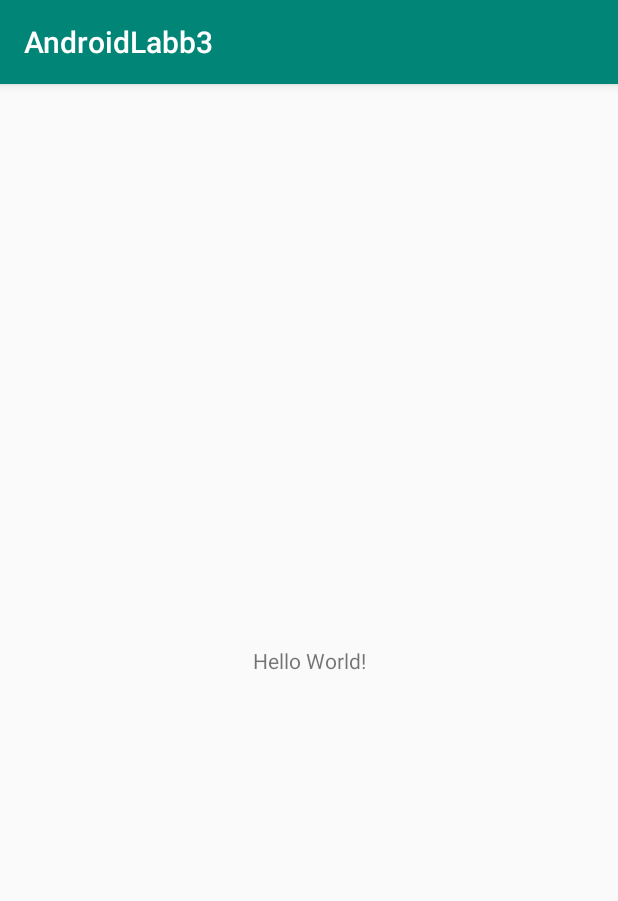
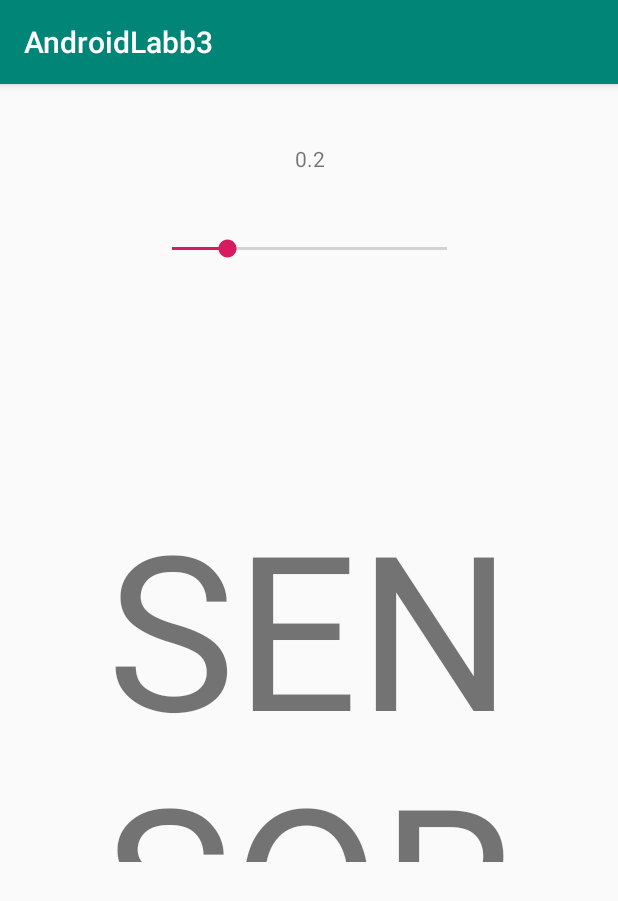
Before and after one commit to elindfo/AccelerometerAndroid, an Android app: the screen it shows after launch (MainActivity), on a phone screen of 412 x 824 dp. Shown: the top 901 px of the screen. Run offline under Robolectric (Android 15) with nearby library versions, the phone set to English and light mode, and no system bars.

```diff
--- a/app/build.gradle
+++ b/app/build.gradle
@@ -16,10 +16,14 @@ android {
             proguardFiles getDefaultProguardFile('proguard-android.txt'), 'proguard-rules.pro'
         }
     }
+    compileOptions {
+        sourceCompatibility JavaVersion.VERSION_1_8
+        targetCompatibility JavaVersion.VERSION_1_8
+    }
 }
 
 dependencies {
-    implementation fileTree(dir: 'libs', include: ['*.jar'])
+    implementation fileTree(include: ['*.jar'], dir: 'libs')
     implementation 'com.android.support:appcompat-v7:28.0.0'
     implementation 'com.android.support.constraint:constraint-layout:1.1.3'
     testImplementation 'junit:junit:4.12'
--- /dev/null
+++ b/app/src/main/java/com/example/erik/androidlabb3/AccelerometerListener.java
@@ -0,0 +1,28 @@
+package com.example.erik.androidlabb3;
+
+import android.hardware.Sensor;
+import android.hardware.SensorEvent;
+import android.hardware.SensorEventListener;
+
+public class AccelerometerListener implements SensorEventListener {
+
+    private Callback callbackActivity;
+
+    public AccelerometerListener(Callback<Double[]> callback) {
+        this.callbackActivity = callback;
+    }
+
+    @Override
+    public void onSensorChanged(SensorEvent event) {
+        double x = event.values[0];
+        double y = event.values[1];
+        double z = event.values[2];
+        long time = event.timestamp;
+        callbackActivity.callback(new Double[]{x, y, z});
+    }
+
+    @Override
+    public void onAccuracyChanged(Sensor sensor, int accuracy) {
+
+    }
+}
--- /dev/null
+++ b/app/src/main/java/com/example/erik/androidlabb3/AccuracyFilter.java
@@ -0,0 +1,28 @@
+package com.example.erik.androidlabb3;
+
+public class AccuracyFilter {
+
+    private double previousValue;
+    private double filterFactor;
+    private boolean initial;
+
+    public AccuracyFilter(double filterFactor){
+        reset();
+        this.filterFactor = filterFactor;
+    }
+
+    public double calculateValue(double currentValue){
+        if(initial){
+            previousValue = currentValue;
+            initial = false;
+        }
+        double filteredValue = filterFactor * previousValue + (1 - filterFactor) * currentValue;
+        previousValue = filteredValue;
+        return filteredValue;
+    }
+
+    public void reset(){
+        previousValue = 0;
+        initial = true;
+    }
+}
--- /dev/null
+++ b/app/src/main/java/com/example/erik/androidlabb3/Callback.java
@@ -0,0 +1,5 @@
+package com.example.erik.androidlabb3;
+
+public interface Callback<T> {
+    void callback(T t);
+}
--- a/app/src/main/java/com/example/erik/androidlabb3/MainActivity.java
+++ b/app/src/main/java/com/example/erik/androidlabb3/MainActivity.java
@@ -1,13 +1,106 @@
 package com.example.erik.androidlabb3;
 
+import android.content.Context;
+import android.hardware.Sensor;
+import android.hardware.SensorManager;
 import android.support.v7.app.AppCompatActivity;
 import android.os.Bundle;
+import android.widget.SeekBar;
+import android.widget.TextView;
 
-public class MainActivity extends AppCompatActivity {
+
+public class MainActivity extends AppCompatActivity implements Callback<Double[]> {
+
+    private AccelerometerListener accelerometerListener;
+    private SensorManager manager;
+    private Sensor accelerometer;
+    private AccuracyFilter accuracyFilter;
+
+    private TextView valueText;
+    private TextView filterFactorText;
+    private SeekBar filterFactorSeekBar;
+
+    @Override
+    protected void onPause() {
+        manager.unregisterListener(accelerometerListener);
+        super.onPause();
+    }
+
+    @Override
+    protected void onResume() {
+        manager.registerListener(accelerometerListener, accelerometer, SensorManager.SENSOR_DELAY_NORMAL);
+        super.onResume();
+    }
+
 
     @Override
     protected void onCreate(Bundle savedInstanceState) {
         super.onCreate(savedInstanceState);
         setContentView(R.layout.activity_main);
+
+        valueText = findViewById(R.id.value_text);
+        valueText.setTextSize(144);
+        filterFactorSeekBar = findViewById(R.id.filter_factor_seekbar);
+        filterFactorSeekBar.setOnSeekBarChangeListener(new SeekBar.OnSeekBarChangeListener() {
+
+            int value;
+
+            @Override
+            public void onProgressChanged(SeekBar seekBar, int progress, boolean fromUser) {
+                value = progress;
+                filterFactorText.setText("Filter Factor: " + String.valueOf(progress / 100.0));
+            }
+
+            @Override
+            public void onStartTrackingTouch(SeekBar seekBar) {
+
+            }
+
+            @Override
+            public void onStopTrackingTouch(SeekBar seekBar) {
+                accuracyFilter.reset();
+                accuracyFilter = new AccuracyFilter(value / 100.0);
+            }
+        });
+
+        filterFactorText = findViewById(R.id.filter_factor_text);
+        filterFactorText.setText(String.valueOf(filterFactorSeekBar.getProgress() / 100.0));
+
+        accuracyFilter = new AccuracyFilter(filterFactorSeekBar.getProgress() / 100.0);
+
+        accelerometerListener = new AccelerometerListener(this);
+        manager = (SensorManager)getSystemService(Context.SENSOR_SERVICE);
+        accelerometer = manager.getDefaultSensor(Sensor.TYPE_ACCELEROMETER);
+        //Register sensor listener
+        manager.registerListener(accelerometerListener, accelerometer, SensorManager.SENSOR_DELAY_NORMAL);
+
+
+
+        if(accelerometer != null){
+            valueText.setText("SENSOR FOUND");
+        }
+        else{
+            valueText.setText("SENSOR NOT FOUND");
+        }
+    }
+
+    @Override
+    public void callback(Double[] d) {
+        if(valueText != null){
+            int degrees;
+            if(d[1] >= 0 && d[2] >= 0){ //Kvadrant 1
+                degrees = (int)(accuracyFilter.calculateValue(d[2]) * (90/9.82));
+            }
+            else if(d[1] < 0 && d[2] >= 0){ //Kvadrant 2
+                degrees = 180 - (int)(accuracyFilter.calculateValue(d[2]) * (90/9.82));
+            }
+            else if(d[1] < 0 && d[2] < 0){ //Kvadrant 3
+                degrees = -180 - (int)(accuracyFilter.calculateValue(d[2]) * (90/9.82));
+            }
+            else{
+                degrees = (int)(accuracyFilter.calculateValue(d[2]) * (90/9.82));
+            }
+            valueText.setText(String.valueOf(degrees));
+        }
     }
 }
--- a/app/src/main/res/layout/activity_main.xml
+++ b/app/src/main/res/layout/activity_main.xml
@@ -7,12 +7,45 @@
     tools:context=".MainActivity">
 
     <TextView
-        android:layout_width="wrap_content"
-        android:layout_height="wrap_content"
-        android:text="Hello World!"
+        android:id="@+id/value_text"
+        android:layout_width="289dp"
+        android:layout_height="253dp"
+        android:layout_marginTop="8dp"
+        android:text="@string/value_text_string"
+        android:textAlignment="center"
         app:layout_constraintBottom_toBottomOf="parent"
+        app:layout_constraintEnd_toEndOf="parent"
+        app:layout_constraintHorizontal_bias="0.501"
         app:layout_constraintLeft_toLeftOf="parent"
         app:layout_constraintRight_toRightOf="parent"
+        app:layout_constraintStart_toStartOf="parent"
+        app:layout_constraintTop_toBottomOf="@+id/filter_factor_seekbar"
+        app:layout_constraintVertical_bias="0.33"
+        tools:textSize="144sp" />
+
+    <SeekBar
+        android:id="@+id/filter_factor_seekbar"
+        android:layout_width="215dp"
+        android:layout_height="49dp"
+        android:layout_marginStart="8dp"
+        android:layout_marginTop="24dp"
+        android:layout_marginEnd="8dp"
+        app:layout_constraintEnd_toEndOf="parent"
+        app:layout_constraintHorizontal_bias="0.503"
+        app:layout_constraintStart_toStartOf="parent"
+        app:layout_constraintTop_toBottomOf="@+id/filter_factor_text"
+        android:max="100"
+        android:progress="20"/>
+
+    <TextView
+        android:id="@+id/filter_factor_text"
+        android:layout_width="wrap_content"
+        android:layout_height="21dp"
+        android:layout_marginTop="40dp"
+        android:text="@string/filter_factor_value_text"
+        app:layout_constraintEnd_toEndOf="parent"
+        app:layout_constraintHorizontal_bias="0.501"
+        app:layout_constraintStart_toStartOf="parent"
         app:layout_constraintTop_toTopOf="parent" />
 
 </android.support.constraint.ConstraintLayout>
--- a/app/src/main/res/values/strings.xml
+++ b/app/src/main/res/values/strings.xml
@@ -1,3 +1,5 @@
 <resources>
     <string name="app_name">AndroidLabb3</string>
+    <string name="value_text_string">0</string>
+    <string name="filter_factor_value_text">Filter Factor: </string>
 </resources>
```
